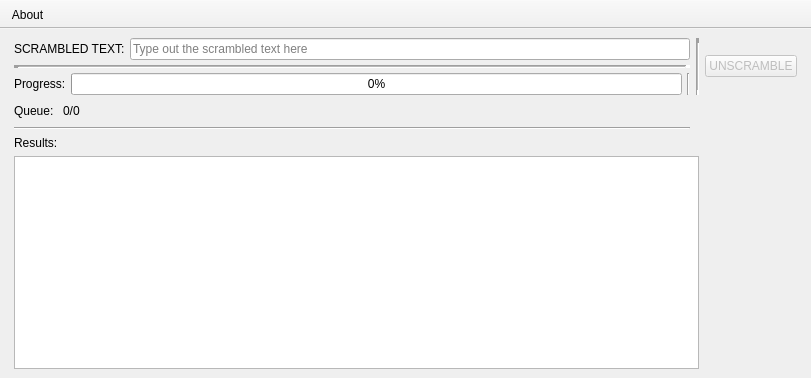
Above: QT FILES/UnscramblerUI.ui from DrPleaseRespect/Python-Simple-Word-Unscrambler-GUI before the change. Below: the same form after it.
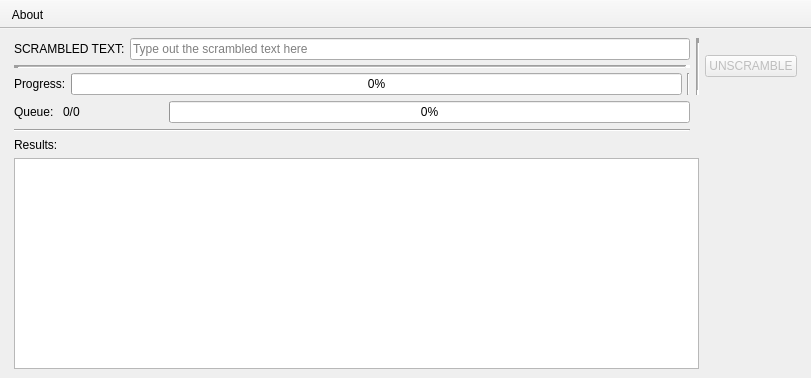
That is the form after the change.

Commit message: I have no idea what I am doing anymore...

Diff of the .ui file:
```diff
--- a/QT FILES/UnscramblerUI.ui
+++ b/QT FILES/UnscramblerUI.ui
@@ -215,20 +215,11 @@
          </widget>
         </item>
         <item>
-         <spacer name="horizontalSpacer">
-          <property name="orientation">
-           <enum>Qt::Horizontal</enum>
+         <widget class="QProgressBar" name="progressBar_2">
+          <property name="value">
+           <number>0</number>
           </property>
-          <property name="sizeType">
-           <enum>QSizePolicy::MinimumExpanding</enum>
-          </property>
-          <property name="sizeHint" stdset="0">
-           <size>
-            <width>40</width>
-            <height>20</height>
-           </size>
-          </property>
-         </spacer>
+         </widget>
         </item>
        </layout>
       </item>
```
The commit also changes 2 other files.
